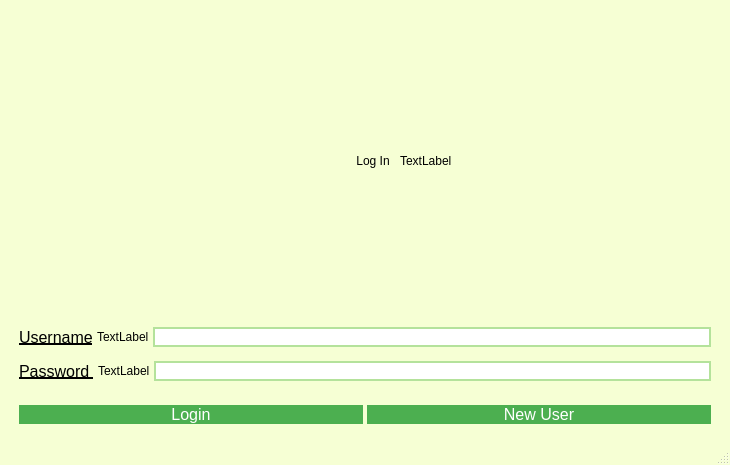
The window that mainwindow.ui (SisAdminNsk/CarRentalQTClient) describes before a commit, drawn with Qt 5.
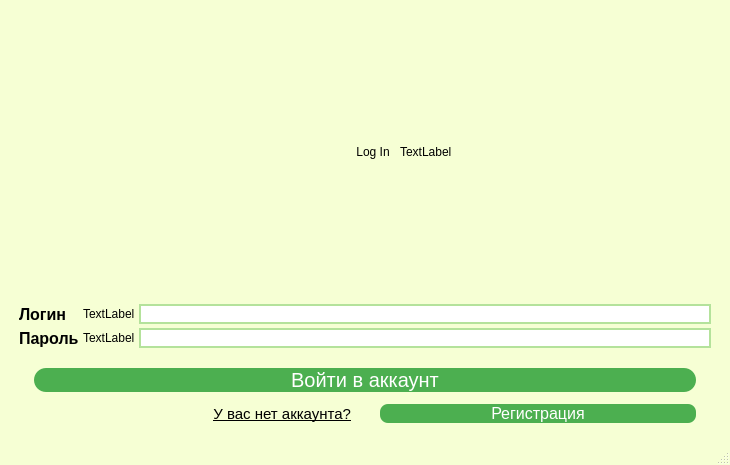
The same window after the commit.

Commit message: изменил дизайн формы входа

Patch:
```diff
--- a/mainwindow.ui
+++ b/mainwindow.ui
@@ -79,34 +79,14 @@
         <property name="sizeHint" stdset="0">
          <size>
           <width>20</width>
-          <height>20</height>
+          <height>15</height>
          </size>
         </property>
        </spacer>
       </item>
       <item>
-       <layout class="QHBoxLayout" name="horizontalLayout_2">
-        <item>
-         <widget class="QLabel" name="label">
-          <property name="styleSheet">
-           <string notr="true">QLabel{
-	font-size: 12pt;
-	text-decoration: underline;
-}</string>
-          </property>
-          <property name="text">
-           <string>Username</string>
-          </property>
-         </widget>
-        </item>
-        <item>
-         <widget class="QLabel" name="usernameIcon">
-          <property name="text">
-           <string>TextLabel</string>
-          </property>
-         </widget>
-        </item>
-        <item>
+       <layout class="QGridLayout" name="gridLayout_2">
+        <item row="1" column="2">
          <widget class="QLineEdit" name="usernameLineEdit">
           <property name="styleSheet">
            <string notr="true">QLineEdit {
@@ -116,47 +96,7 @@
           </property>
          </widget>
         </item>
-       </layout>
-      </item>
-      <item>
-       <spacer name="verticalSpacer_2">
-        <property name="orientation">
-         <enum>Qt::Vertical</enum>
-        </property>
-        <property name="sizeType">
-         <enum>QSizePolicy::Fixed</enum>
-        </property>
-        <property name="sizeHint" stdset="0">
-         <size>
-          <width>20</width>
-          <height>10</height>
-         </size>
-        </property>
-       </spacer>
-      </item>
-      <item>
-       <layout class="QHBoxLayout" name="horizontalLayout_3">
-        <item>
-         <widget class="QLabel" name="label_2">
-          <property name="styleSheet">
-           <string notr="true">QLabel{
-	font-size: 12pt;
-	text-decoration: underline;
-}</string>
-          </property>
-          <property name="text">
-           <string>Password </string>
-          </property>
-         </widget>
-        </item>
-        <item>
-         <widget class="QLabel" name="passwordIcon">
-          <property name="text">
-           <string>TextLabel</string>
-          </property>
-         </widget>
-        </item>
-        <item>
+        <item row="0" column="2">
          <widget class="QLineEdit" name="passwordLineEdit">
           <property name="sizePolicy">
            <sizepolicy hsizetype="Expanding" vsizetype="Fixed">
@@ -172,6 +112,49 @@
           </property>
          </widget>
         </item>
+        <item row="1" column="0">
+         <widget class="QLabel" name="label_2">
+          <property name="styleSheet">
+           <string notr="true">QLabel{
+	font-size: 12pt;
+	font-weight: 600;
+}</string>
+          </property>
+          <property name="text">
+           <string>Пароль</string>
+          </property>
+         </widget>
+        </item>
+        <item row="0" column="0">
+         <widget class="QLabel" name="label">
+          <property name="styleSheet">
+           <string notr="true">QLabel{
+	font-size: 12pt;
+	font-weight: 600;
+}</string>
+          </property>
+          <property name="text">
+           <string>Логин</string>
+          </property>
+         </widget>
+        </item>
+        <item row="0" column="1">
+         <widget class="QLabel" name="usernameIcon">
+          <property name="text">
+           <string>TextLabel</string>
+          </property>
+          <property name="margin">
+           <number>0</number>
+          </property>
+         </widget>
+        </item>
+        <item row="1" column="1">
+         <widget class="QLabel" name="passwordIcon">
+          <property name="text">
+           <string>TextLabel</string>
+          </property>
+         </widget>
+        </item>
        </layout>
       </item>
       <item>
@@ -185,13 +168,19 @@
         <property name="sizeHint" stdset="0">
          <size>
           <width>20</width>
-          <height>20</height>
+          <height>16</height>
          </size>
         </property>
        </spacer>
       </item>
       <item>
-       <layout class="QHBoxLayout" name="horizontalLayout">
+       <layout class="QVBoxLayout" name="verticalLayout_3">
+        <property name="leftMargin">
+         <number>15</number>
+        </property>
+        <property name="rightMargin">
+         <number>15</number>
+        </property>
         <item>
          <widget class="QPushButton" name="loginPushButton">
           <property name="styleSheet">
@@ -202,8 +191,9 @@
 	text-align: center;
 	text-decoration: none;
 	display: inline-block;
-	font-size: 16px;
+	font-size: 20px;
 	cursor: pointer;
+	border-radius: 12px;
 }
 
 QPushButton:hover{
@@ -215,14 +205,64 @@
 }</string>
           </property>
           <property name="text">
-           <string>Login</string>
+           <string>Войти в аккаунт</string>
           </property>
          </widget>
         </item>
         <item>
-         <widget class="QPushButton" name="newUserPushButton">
-          <property name="styleSheet">
-           <string notr="true">QPushButton{
+         <spacer name="verticalSpacer_4">
+          <property name="orientation">
+           <enum>Qt::Vertical</enum>
+          </property>
+          <property name="sizeType">
+           <enum>QSizePolicy::Fixed</enum>
+          </property>
+          <property name="sizeHint" stdset="0">
+           <size>
+            <width>20</width>
+            <height>8</height>
+           </size>
+          </property>
+         </spacer>
+        </item>
+        <item>
+         <layout class="QHBoxLayout" name="horizontalLayout" stretch="10,0,10">
+          <item>
+           <widget class="QLabel" name="label_4">
+            <property name="styleSheet">
+             <string notr="true">QLabel{
+	font-size: 11pt;
+	text-decoration: underline;
+}</string>
+            </property>
+            <property name="text">
+             <string>У вас нет аккаунта?</string>
+            </property>
+            <property name="alignment">
+             <set>Qt::AlignRight|Qt::AlignTrailing|Qt::AlignVCenter</set>
+            </property>
+           </widget>
+          </item>
+          <item>
+           <spacer name="horizontalSpacer">
+            <property name="orientation">
+             <enum>Qt::Horizontal</enum>
+            </property>
+            <property name="sizeType">
+             <enum>QSizePolicy::Fixed</enum>
+            </property>
+            <property name="sizeHint" stdset="0">
+             <size>
+              <width>25</width>
+              <height>20</height>
+             </size>
+            </property>
+           </spacer>
+          </item>
+          <item>
+           <widget class="QPushButton" name="newUserPushButton">
+            <property name="styleSheet">
+             <string notr="true">QPushButton{
 	background-color: #4CAF50;
 	color: white;
 	border: none;
@@ -231,6 +271,7 @@
 	display: inline-block;
 	font-size: 16px;
 	cursor: pointer;
+	border-radius: 8px;
 }
 
 QPushButton:hover{
@@ -240,11 +281,13 @@
 QPushButton:pressed{
 	background-color: #3e8e41;
 }</string>
-          </property>
-          <property name="text">
-           <string>New User</string>
-          </property>
-         </widget>
+            </property>
+            <property name="text">
+             <string>Регистрация</string>
+            </property>
+           </widget>
+          </item>
+         </layout>
         </item>
        </layout>
       </item>
```
Left out of the diff: 10 changed lines with no effect on the pictures. The commit also changes 2 other files.
